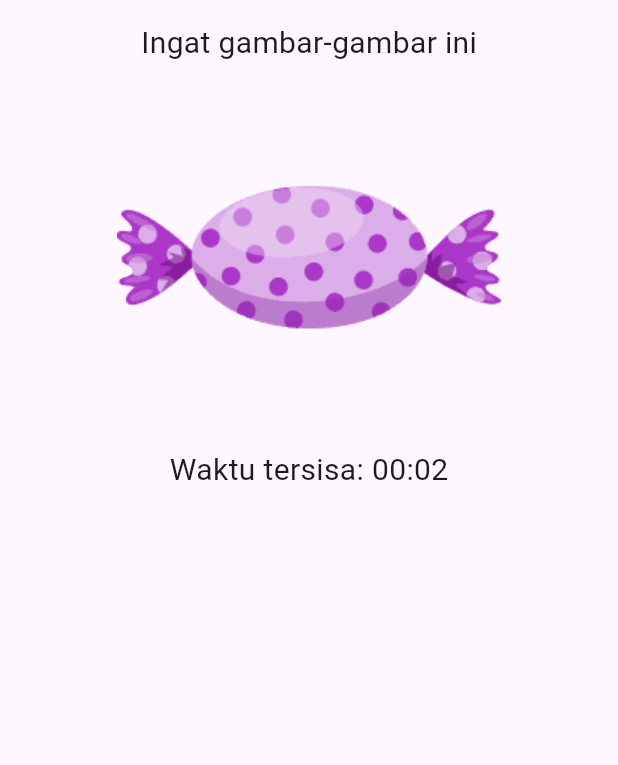
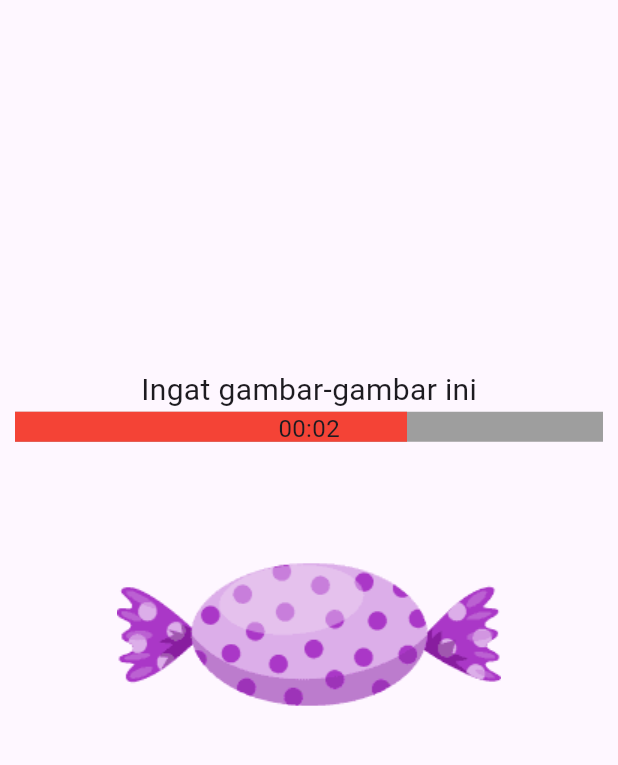
Before and after one commit to abayup14/ProjectUTSEmerTech, a Flutter app: the Game screen opened directly, on a phone screen of 412 x 824 dp, the part 63-828 px from its top. Run offline on Flutter 3.47's test engine with Material 3 defaults, Android fonts, the phone set to English and light mode, and no system bars; drawn by our look-alikes of percent_indicator; our stand-ins replace shared_preferences; accounts and stored records are empty.

Commit message:
Update game.dart

```diff
--- a/lib/screen/game.dart
+++ b/lib/screen/game.dart
@@ -1,6 +1,7 @@
 import 'dart:async';
 import 'dart:math';
 import 'package:flutter/material.dart';
+import 'package:percent_indicator/percent_indicator.dart';
 
 class Game extends StatefulWidget {
   @override
@@ -11,43 +12,42 @@ class Game extends StatefulWidget {
 
 class _GameState extends State<Game> {
   late Timer _timer;
-  int _memorizationDuration = 3; // 3 detik per gambar di fase mengingat
-  int _quizDuration = 30; // 30 detik per set kuis
-  int _remainingTime = 0; // waktu tersisa
+  int _waktuIngat = 3;
+  int _waktuKuis = 30;
+  int _detik = 0;
 
   bool _quizStarted = false; // apakah kuis sudah dimulai
   bool _memorizationPhase = true; // apakah fase mengingat masih berlangsung
 
   int _memorizationIndex = 0; // indeks gambar di fase mengingat
-  List<String> _memorizedImages = []; // gambar-gambar yang diingat
-  List<List<String>> _quizSets = []; // set kuis dengan 4 pilihan
+  List<String> _gambarDiingat = []; // gambar-gambar yang diingat
+  List<List<String>> _gambarKuis = []; // set kuis dengan 4 pilihan
   int _currentSet = 0; // set kuis saat ini
   int _score = 0; // skor pemain
 
   @override
   void initState() {
     super.initState();
-    _memorizedImages = generateMemorizationImages(
-        5); // menghasilkan 5 gambar untuk fase mengingat
-    _remainingTime = _memorizationDuration; // waktu awal untuk fase mengingat
-    startMemorization(); // mulai fase mengingat
+    _gambarDiingat =
+        buatGambarUntukDiingat(5); // menghasilkan 5 gambar untuk fase mengingat
+    _detik = _waktuIngat; // waktu awal untuk fase mengingat
+    mulaiMengingat(); // mulai fase mengingat
   }
 
-  void startMemorization() {
-    _timer = Timer.periodic(Duration(seconds: 1), (timer) {
+  void mulaiMengingat() {
+    _timer = Timer.periodic(const Duration(milliseconds: 1000), (timer) {
       setState(() {
-        _remainingTime--; // kurangi waktu
-        if (_remainingTime <= 0) {
-          if (_memorizationIndex < _memorizedImages.length - 1) {
+        _detik--; // kurangi waktu
+        if (_detik <= 0) {
+          if (_memorizationIndex < _gambarDiingat.length - 1) {
             _memorizationIndex++; // pindah ke gambar berikutnya
-            _remainingTime =
-                _memorizationDuration; // reset waktu untuk gambar berikutnya
+            _detik = _waktuIngat; // reset waktu untuk gambar berikutnya
           } else {
             _memorizationPhase = false; // fase mengingat selesai
             _quizStarted = true; // fase kuis dimulai
-            _quizSets = generateQuizSets(); // buat set kuis
+            _gambarKuis = generateQuizSets(); // buat set kuis
             _currentSet = 0; // set kuis pertama
-            _remainingTime = _quizDuration; // reset waktu untuk kuis
+            _detik = _waktuKuis; // reset waktu untuk kuis
             _timer.cancel(); // hentikan timer fase mengingat
             startQuiz(); // mulai fase kuis
           }
@@ -57,14 +57,13 @@ class _GameState extends State<Game> {
   }
 
   void startQuiz() {
-    _timer = Timer.periodic(Duration(seconds: 1), (timer) {
+    _timer = Timer.periodic(const Duration(milliseconds: 1000), (timer) {
       setState(() {
-        _remainingTime--; // kurangi waktu
-        if (_remainingTime <= 0) {
-          if (_currentSet < _quizSets.length - 1) {
+        _detik--; // kurangi waktu
+        if (_detik <= 0) {
+          if (_currentSet < _gambarKuis.length - 1) {
             _currentSet++; // pindah ke set berikutnya
-            _remainingTime =
-                _quizDuration; // reset waktu untuk set kuis berikutnya
+            _detik = _waktuKuis; // reset waktu untuk set kuis berikutnya
           } else {
             _timer.cancel(); // hentikan timer
             // Logika akhir game atau fase kuis selesai
@@ -74,25 +73,32 @@ class _GameState extends State<Game> {
     });
   }
 
-  List<String> generateMemorizationImages(int count) {
+  List<String> buatGambarUntukDiingat(int count) {
     Random random = Random();
-    Set<String> images = Set();
+    Set<int> uniqueSets = {}; // menyimpan set unik
+    List<String> images = [];
 
-    while (images.length < count) {
+    while (uniqueSets.length < count) {
       int setNumber = 1 + random.nextInt(20); // set acak 1-20
-      int imageNumber = 1 + random.nextInt(4); // gambar dalam set 1-4
-      String imageName = "c-$setNumber-$imageNumber"; // format gambar
-      images.add(imageName);
+      int imageNumber = 1 + random.nextInt(4); // gambar acak 1-4
+
+      if (uniqueSets.contains(setNumber)) {
+        continue; // jika set sudah ada, lanjutkan loop
+      }
+
+      String imageName = "c-$setNumber-$imageNumber"; // format nama gambar
+      images.add(imageName); // tambahkan gambar
+      uniqueSets.add(setNumber); // tambahkan set unik
     }
 
-    return images.toList(); // kembalikan daftar gambar
+    return images; // kembalikan daftar gambar
   }
 
   @override
   Widget build(BuildContext context) {
     return Scaffold(
       appBar: AppBar(
-        title: Text("MemorImage"),
+        title: const Text("MemorImage"),
       ),
       body: Center(
         child: _memorizationPhase
@@ -103,60 +109,110 @@ class _GameState extends State<Game> {
   }
 
   Widget memorizationUI() {
-    return Column(
-      children: [
-        Text("Ingat gambar-gambar ini",
-            style: TextStyle(fontSize: 20)), // teks judul
-        if (_memorizationIndex < _memorizedImages.length)
-          Image.asset(
-              "assets/images/${_memorizedImages[_memorizationIndex]}.png"), // gambar fase mengingat
-        Text("Waktu tersisa: ${formatTime(_remainingTime)}",
-            style: TextStyle(fontSize: 20)), // waktu tersisa
-      ],
+    return Center(
+        child: SingleChildScrollView(
+      child: Column(
+        children: [
+          const Text("Ingat gambar-gambar ini", style: TextStyle(fontSize: 20)),
+          LinearPercentIndicator(
+            center: Text(
+              formatTime(_detik),
+              style: TextStyle(fontSize: 16),
+            ),
+            width: MediaQuery.of(context).size.width,
+            lineHeight: 20.0,
+            percent: (_detik / _waktuIngat),
+            backgroundColor: Colors.grey,
+            progressColor: Colors.red,
+          ),
+          // teks judul
+          if (_memorizationIndex < _gambarDiingat.length)
+            Image.asset(
+                "assets/images/${_gambarDiingat[_memorizationIndex]}.png"), // gambar fase mengingat // waktu tersisa
+        ],
+      ),
+    ));
+  }
+
+  Widget quizUI() {
+    if (_currentSet >= _gambarKuis.length) {
+      return Center(
+          child: SingleChildScrollView(
+              child: Column(
+        children: [
+          Text("Game selesai! Skor Anda: $_score",
+              style: const TextStyle(fontSize: 20)), // teks akhir
+          ElevatedButton(
+            onPressed: () =>
+                Navigator.pop(context), // kembali ke layar sebelumnya
+            child: const Text("Kembali"),
+          ),
+        ],
+      )));
+    }
+
+    List<String> currentChoices = _gambarKuis[_currentSet]; // set kuis saat ini
+
+    return Center(
+      child: SingleChildScrollView(
+        child: Column(
+          children: [
+            const Text("Pilih gambar yang benar",
+                style: TextStyle(fontSize: 20)), // teks judul fase kuis
+            CircularPercentIndicator(
+              radius: 90.0,
+              lineWidth: 20.0,
+              percent: 1 - (_detik / _waktuKuis),
+              center: Text(formatTime(_detik)),
+              progressColor: Colors.red,
+            ),
+            Column(
+              children: [
+                Row(
+                  mainAxisAlignment: MainAxisAlignment.center,
+                  children: [
+                    OutlinedButton(
+                      onPressed: () =>
+                          cekJawaban(currentChoices[0]), // cek jawaban
+                      child: Image.asset(
+                          "assets/images/${currentChoices[0]}.png"), // pilihan gambar
+                    ),
+                    OutlinedButton(
+                      onPressed: () =>
+                          cekJawaban(currentChoices[1]), // cek jawaban
+                      child: Image.asset(
+                          "assets/images/${currentChoices[1]}.png"), // pilihan gambar
+                    ),
+                  ],
+                ),
+                Row(
+                  mainAxisAlignment: MainAxisAlignment.center,
+                  children: [
+                    OutlinedButton(
+                      onPressed: () =>
+                          cekJawaban(currentChoices[2]), // cek jawaban
+                      child: Image.asset(
+                          "assets/images/${currentChoices[2]}.png"), // pilihan gambar
+                    ),
+                    OutlinedButton(
+                      onPressed: () =>
+                          cekJawaban(currentChoices[3]), // cek jawaban
+                      child: Image.asset(
+                          "assets/images/${currentChoices[3]}.png"), // pilihan gambar
+                    ),
+                  ],
+                )
+              ],
+            ),
+          ],
+        ),
+      ),
     );
   }
 
-  Widget quizUI() {
-    if (_currentSet >= _quizSets.length) {
-      return Column(
-        children: [
-          Text("Game selesai! Skor Anda: $_score",
-              style: TextStyle(fontSize: 20)), // teks akhir
-          ElevatedButton(
-            onPressed: () =>
-                Navigator.pop(context), // kembali ke layar sebelumnya
-            child: Text("Kembali"),
-          ),
-        ],
-      );
-    }
-
-    List<String> currentChoices = _quizSets[_currentSet]; // set kuis saat ini
-
-    return Column(
-      children: [
-        Text("Pilih gambar yang benar",
-            style: TextStyle(fontSize: 20)), // teks judul fase kuis
-        Text("Waktu tersisa: ${formatTime(_remainingTime)}",
-            style: TextStyle(fontSize: 20)), // teks waktu tersisa
-        Row(
-          children: [
-            for (int i = 0; i < 4; i++) // 4 pilihan gambar
-              ElevatedButton(
-                onPressed: () => checkAnswer(currentChoices[i]), // cek jawaban
-                child: Image.asset(
-                    "assets/images/${currentChoices[i]}.png"), // pilihan gambar
-              ),
-          ],
-        ),
-        Text("Skor: $_score", style: TextStyle(fontSize: 20)), // teks skor
-      ],
-    );
-  }
-
-  void checkAnswer(String selectedOption) {
+  void cekJawaban(String selectedOption) {
     // Jawaban yang benar adalah gambar yang sesuai dengan set saat ini
-    String correctAnswer = _memorizedImages[_currentSet];
+    String correctAnswer = _gambarDiingat[_currentSet];
 
     // Jika jawaban yang dipilih adalah jawaban yang benar, tingkatkan skor
     if (selectedOption == correctAnswer) {
@@ -164,9 +220,9 @@ class _GameState extends State<Game> {
     }
 
     // Setelah memeriksa jawaban, pindah ke set kuis berikutnya
-    if (_currentSet < _quizSets.length - 1) {
+    if (_currentSet < _gambarKuis.length - 1) {
       _currentSet++; // pindah ke set berikutnya
-      _remainingTime = _quizDuration; // reset waktu untuk set kuis berikutnya
+      _detik = _waktuKuis; // reset waktu untuk set kuis berikutnya
     } else {
       _timer.cancel(); // hentikan timer
       // Logika untuk akhir kuis (misalnya, menampilkan hasil akhir)
@@ -179,7 +235,7 @@ class _GameState extends State<Game> {
     List<List<String>> quizSets = [];
     Random random = Random();
 
-    for (var memorizedImage in _memorizedImages) {
+    for (var memorizedImage in _gambarDiingat) {
       List<String> quizOptions = [];
       int correctSet = int.parse(memorizedImage
           .split('-')[1]); // ekstrak nomor set dari gambar yang diingat
```
